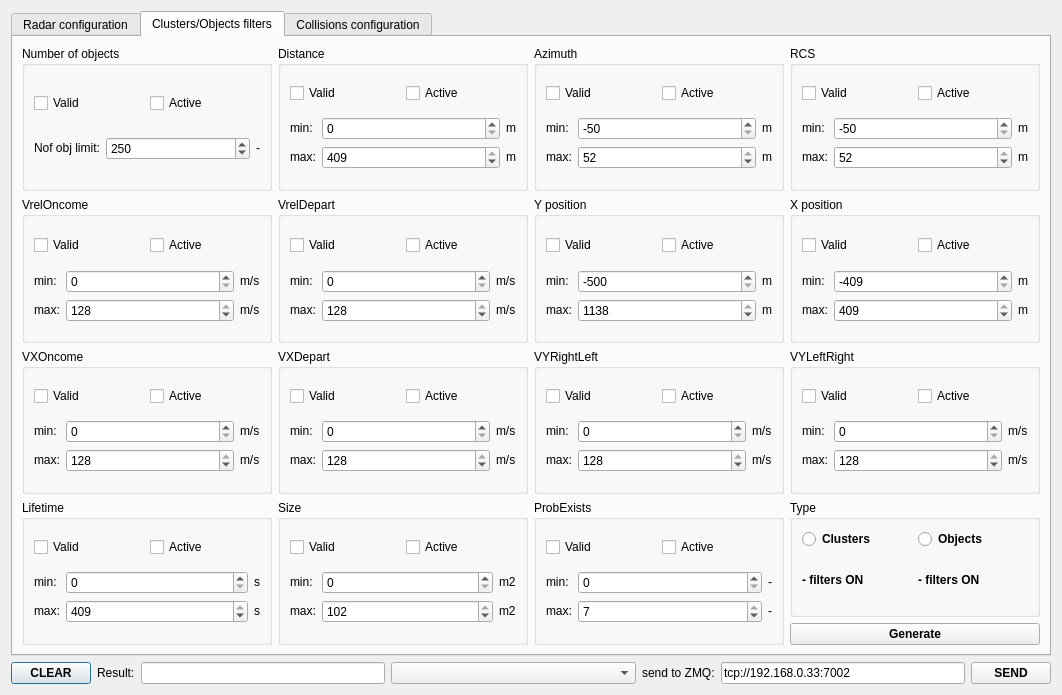
Before: the Qt Designer form dialogconfig.ui in anatoltrush/RadarVisual, drawn with Qt 5.
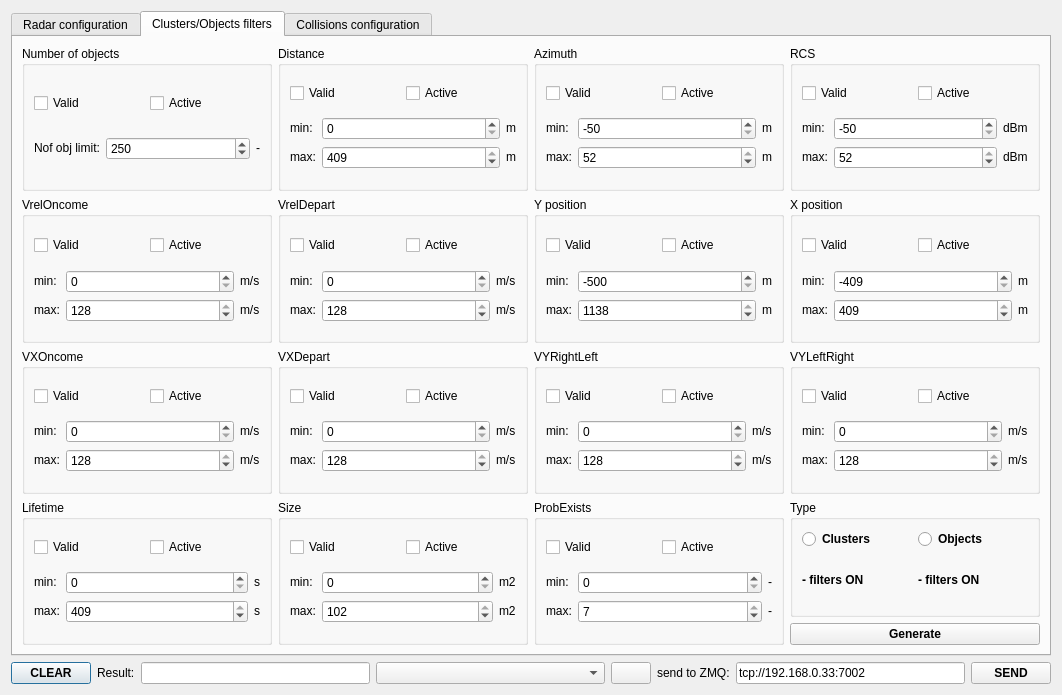
After: the same form once the commit is applied. The open tabs and pages were chosen to show the change.

What changed in the file:
```diff
--- a/dialogconfig.ui
+++ b/dialogconfig.ui
@@ -77,6 +77,25 @@
        </property>
       </widget>
      </item>
+     <item>
+      <widget class="QPushButton" name="pBCopyComms">
+       <property name="maximumSize">
+        <size>
+         <width>40</width>
+         <height>16777215</height>
+        </size>
+       </property>
+       <property name="toolTip">
+        <string>Copy in clipboard</string>
+       </property>
+       <property name="toolTipDuration">
+        <number>10000</number>
+       </property>
+       <property name="text">
+        <string/>
+       </property>
+      </widget>
+     </item>
      <item>
       <widget class="QLabel" name="lSendZmq">
        <property name="text">
@@ -1531,7 +1550,7 @@
                </sizepolicy>
               </property>
               <property name="text">
-               <string>m</string>
+               <string>dBm</string>
               </property>
              </widget>
             </item>
@@ -1576,7 +1595,7 @@
                </sizepolicy>
               </property>
               <property name="text">
-               <string>m</string>
+               <string>dBm</string>
               </property>
              </widget>
             </item>
```
Left out of the diff: 2 changed lines with no effect on the pictures.
